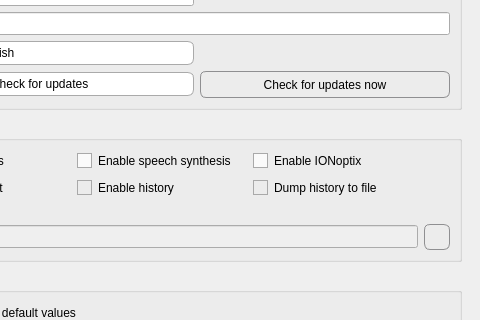
This is apps/BioZone6/forms/tools.ui in bellonemauro/BioZone6 as Qt 5 draws it before an edit; both pictures show x 134 to 614 and y 94 to 414 of the 614 by 735 pixel window. The edited form follows.
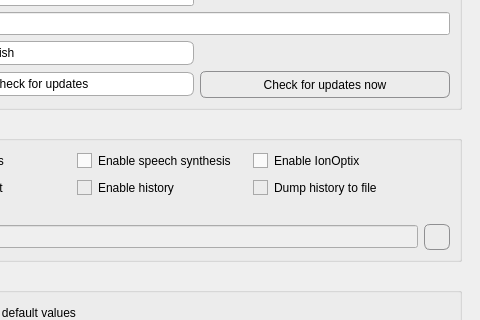
This is the edited form. Icons and pictures are not drawn.

Commit message: fix issue #10 - typo in tools

Patch:
```diff
--- a/apps/BioZone6/forms/tools.ui
+++ b/apps/BioZone6/forms/tools.ui
@@ -645,7 +645,7 @@
            <item row="0" column="2">
             <widget class="QCheckBox" name="checkBox_enableIONoptix">
              <property name="text">
-              <string>Enable IONoptix</string>
+              <string>Enable IonOptix</string>
              </property>
             </widget>
            </item>
```
The commit also changes 1 other file.
